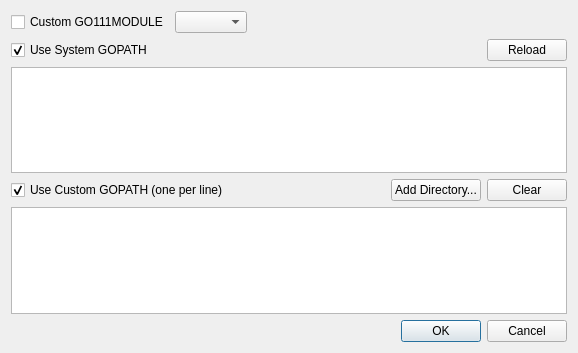
This is liteidex/src/plugins/golangpackage/setupgopathdialog.ui in visualfc/liteide as Qt 5 draws it before an edit. The edited form follows.
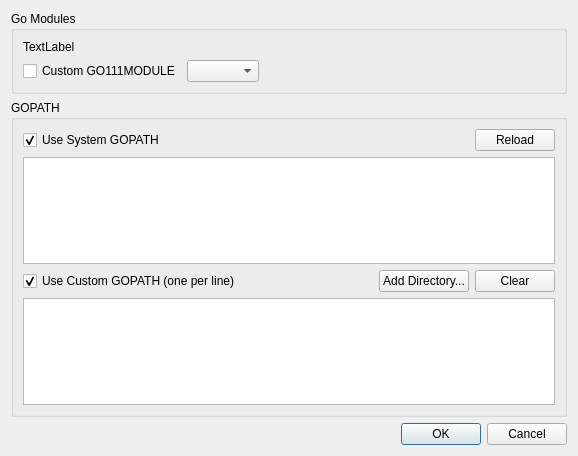
This is the edited form.

Commit message: golangpackage: add sytem GO111MODULE info

The edit to the form file:
```diff
--- a/liteidex/src/plugins/golangpackage/setupgopathdialog.ui
+++ b/liteidex/src/plugins/golangpackage/setupgopathdialog.ui
@@ -7,15 +7,28 @@
     <x>0</x>
     <y>0</y>
     <width>578</width>
-    <height>353</height>
+    <height>456</height>
    </rect>
   </property>
   <property name="windowTitle">
    <string>Manage GOPATH / Modules</string>
   </property>
-  <layout class="QVBoxLayout" name="verticalLayout">
+  <layout class="QVBoxLayout" name="verticalLayout_3">
    <item>
-    <layout class="QHBoxLayout" name="horizontalLayout_3">
+    <widget class="QGroupBox" name="groupBox">
+     <property name="title">
+      <string>Go Modules</string>
+     </property>
+     <layout class="QVBoxLayout" name="verticalLayout_2">
+      <item>
+       <widget class="QLabel" name="sysGoModuleInfo">
+        <property name="text">
+         <string>TextLabel</string>
+        </property>
+       </widget>
+      </item>
+      <item>
+       <layout class="QHBoxLayout" name="horizontalLayout_4">
      <item>
       <widget class="QCheckBox" name="chkUseGoModule">
        <property name="text">
@@ -41,6 +54,15 @@
      </item>
     </layout>
    </item>
+     </layout>
+    </widget>
+   </item>
+   <item>
+    <widget class="QGroupBox" name="groupBox_2">
+     <property name="title">
+      <string>GOPATH</string>
+     </property>
+     <layout class="QVBoxLayout" name="verticalLayout">
    <item>
     <layout class="QHBoxLayout" name="horizontalLayout">
      <item>
@@ -137,6 +159,9 @@
        <verstretch>0</verstretch>
       </sizepolicy>
      </property>
+       </widget>
+      </item>
+     </layout>
     </widget>
    </item>
    <item>
```
Lines whose indentation alone changed are shown as unchanged. The commit also changes 3 other files.
